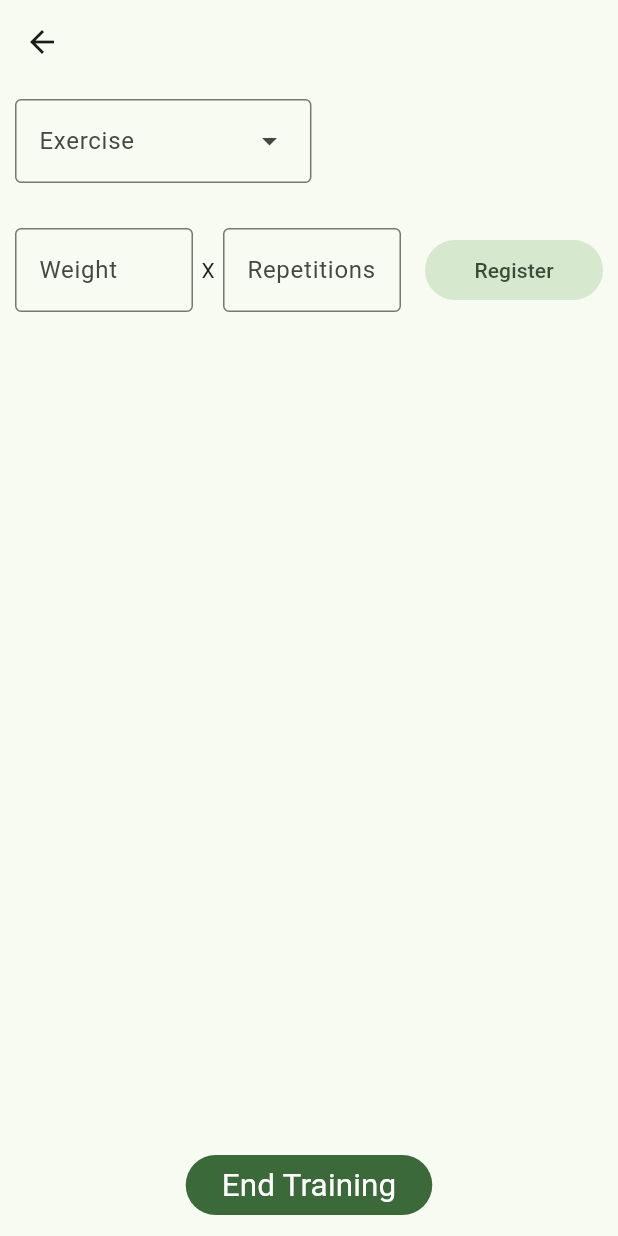
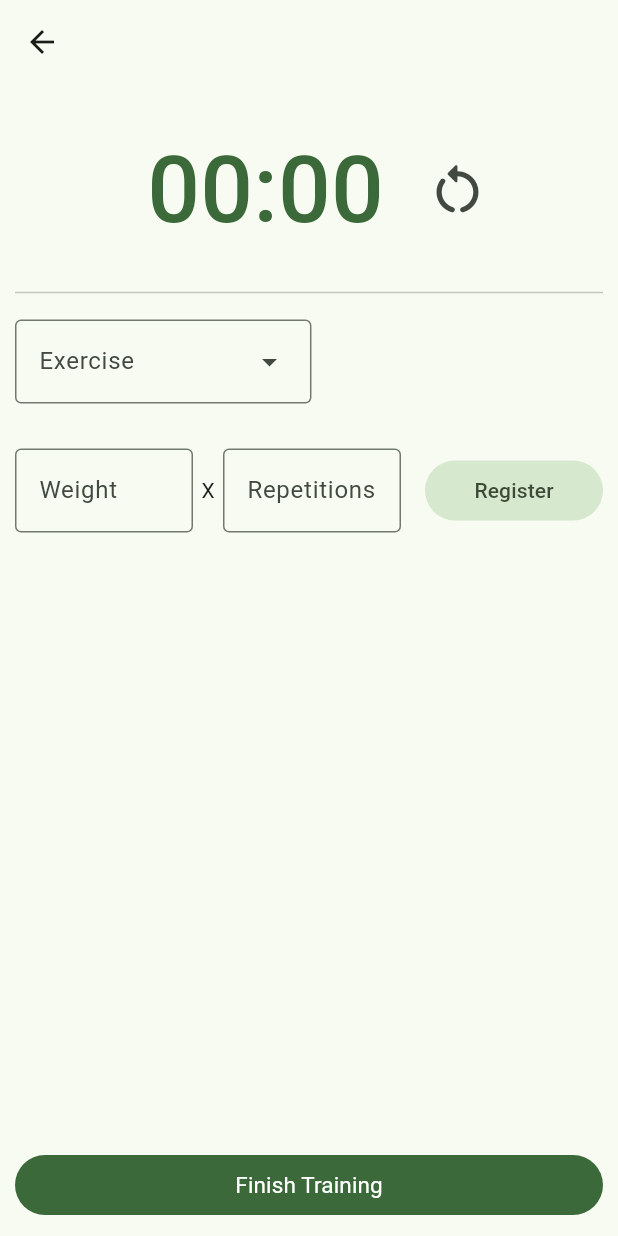
Before and after one commit to MillarCD/flutter_exercise_app, a Flutter app: the screen it shows after launch, after a tap on "Start Training", on a phone screen of 412 x 824 dp. Run offline on Flutter 3.47's test engine with Material 2 defaults, Android fonts, the phone set to English and light mode, and no system bars; our stand-ins replace go_router, sqflite; accounts and stored records are empty.

Commit message:
cronometro agregado

```diff
--- /dev/null
+++ b/lib/controllers/stopwatch_controller.dart
@@ -0,0 +1,43 @@
+
+import 'dart:async';
+import 'package:flutter/material.dart';
+
+class StopwatchController extends ChangeNotifier{
+  Timer? timer;
+  bool _started = false;
+  int _seconds = 0;
+  String _stopwatch = '00:00';
+
+  String get stopwatch => _stopwatch;
+  bool get started => _started;
+
+  void start() {
+    _started = true;
+    int m = 0;
+    int s = 0;
+
+    timer = Timer.periodic(const Duration(seconds: 1), (timer) {
+      _seconds++;
+      m = _seconds~/60;
+      s = _seconds%60;
+      _stopwatch = "${(m<10) ? '0$m' : m}:${(s<10) ? '0$s' : s}";
+      notifyListeners();
+    });
+  }
+
+  void stop() {
+    if (timer == null) return;
+    timer!.cancel();
+
+    _started = false;
+  }
+
+  void reset() {
+    if (timer == null) return;
+    timer!.cancel();
+    _seconds = 0;
+    _started = false;
+    _stopwatch = '00:00';
+    notifyListeners();
+  }
+}
--- a/lib/main.dart
+++ b/lib/main.dart
@@ -1,3 +1,4 @@
+import 'package:eapp/controllers/stopwatch_controller.dart';
 import 'package:flutter/material.dart';
 
 import 'package:go_router/go_router.dart';
@@ -15,6 +16,7 @@ void main() {
         ChangeNotifierProvider<SelectedTrainingController>(create: (context) => SelectedTrainingController(),),
         ChangeNotifierProvider<ExercisesController>(create: (context) => ExercisesController(), lazy: false),
         ChangeNotifierProvider<TrainingHistoryController>(create: (context) => TrainingHistoryController(), lazy: false),
+        ChangeNotifierProvider<StopwatchController>( create: (context) => StopwatchController()),
       ],
       child: const MyApp()
     )
--- a/lib/screens/home_screen.dart
+++ b/lib/screens/home_screen.dart
@@ -87,7 +87,7 @@ class _DeleteTrainingDialog extends StatelessWidget {
   @override
   Widget build(BuildContext context) {
     return AlertDialog(
-      title: const Text("DeleteTraining?"),
+      title: const Text("Delete Training?"),
       actions: [
         TextButton(
           onPressed: () => GoRouter.of(context).pop(),
--- a/lib/screens/training_screen.dart
+++ b/lib/screens/training_screen.dart
@@ -1,5 +1,4 @@
-import 'package:eapp/controllers/training_history_controller.dart';
-import 'package:eapp/models/training.dart';
+import 'package:eapp/controllers/stopwatch_controller.dart';
 import 'package:flutter/material.dart';
 
 import 'package:go_router/go_router.dart';
@@ -9,6 +8,8 @@ import 'package:eapp/persistence/db.dart';
 import 'package:eapp/widgets/serie_form.dart';
 import 'package:eapp/controllers/training_controller.dart';
 import 'package:provider/provider.dart';
+import 'package:eapp/controllers/training_history_controller.dart';
+import 'package:eapp/models/training.dart';
 
 class TrainingScreen extends StatelessWidget {
 
@@ -41,6 +42,12 @@ class TrainingScreen extends StatelessWidget {
               child: Column(
                 crossAxisAlignment: CrossAxisAlignment.start,
                 children: [
+
+                  const _Stopwatch(),
+                  const Divider(),
+
+                  const SizedBox(height: 10,),
+
                   DropdownMenu(
                     label: const Text("Exercise"),
                     dropdownMenuEntries: entries,
@@ -62,15 +69,21 @@ class TrainingScreen extends StatelessWidget {
                   Center(
                     child: FilledButton(
                       onPressed: () async {
-                        print('Terminar rutina');
+
+                        final bool? res = await showDialog(context: context, builder: (context) => const _EndTrainingDialog(),) as bool?;
+                        if (res == null || !res) return;
+
                         final Training? newTraining = await TrainingController().endTraining();
 
                         if (newTraining!=null && context.mounted) {
                           Provider.of<TrainingHistoryController>(context, listen: false).addTraining(newTraining);
-                          GoRouter.of(context).pop('/');
+                          GoRouter.of(context).pop();
                         };
                       },
-                      child: const Text('End Training', style: TextStyle(fontSize: 21, fontWeight: FontWeight.normal))
+                      child: const SizedBox(
+                        width: double.infinity,
+                        child: Center(child: Text('Finish Training', style: TextStyle(fontSize: 15, fontWeight: FontWeight.normal)))
+                      )
                     ),
                   )
                 ],
@@ -84,3 +97,66 @@ class TrainingScreen extends StatelessWidget {
     );
   }
 }
+
+class _EndTrainingDialog extends StatelessWidget {
+  const _EndTrainingDialog({super.key});
+
+  @override
+  Widget build(BuildContext context) {
+
+    return AlertDialog(
+      title: const Text('Finish and Save Training?'),
+      actions: [
+        TextButton(
+          onPressed: () => GoRouter.of(context).pop(),
+          child: const Text('Cancel'),
+        ),
+
+        TextButton(
+          onPressed: () => GoRouter.of(context).pop(true),
+          child: const Text('Accept')
+        )
+      ],
+    );
+  }
+}
+
+class _Stopwatch extends StatelessWidget {
+  const _Stopwatch({super.key});
+
+  @override
+  Widget build(BuildContext context) {
+
+    final StopwatchController swController = Provider.of<StopwatchController>(context);
+
+    return Row(
+      mainAxisAlignment: MainAxisAlignment.center,
+      children: [
+        Padding(
+          padding: const EdgeInsets.all(8.0),
+          child: TextButton(
+            child: Text(
+              swController.stopwatch,
+              style: const TextStyle(fontSize: 62),
+            ),
+            onPressed: () {
+              if (swController.started) {
+                swController.stop();
+                return;
+              }
+              swController.start();
+            },
+          ),
+        ),
+
+        IconButton(
+          iconSize: 42,
+          onPressed: () {
+            swController.reset();
+          },
+          icon: const Icon(Icons.restart_alt_rounded)
+        ),
+      ],
+    );
+  }
+}
--- a/lib/utils.dart
+++ b/lib/utils.dart
@@ -6,7 +6,7 @@ String getDate(DateTime date) {
 String hoursBetweenDates(DateTime date1, DateTime date2) {
   int minutes = date2.difference(date1).inMinutes;
   int m = minutes%60;
-  return "${minutes~/60}:${(m<10) ? '0$m' : m}";
+  return "${minutes~/60} hrs ${(m<10) ? '0$m' : m} min";
 }
 
 double calcOneRM(double weight, int reps) {
```
